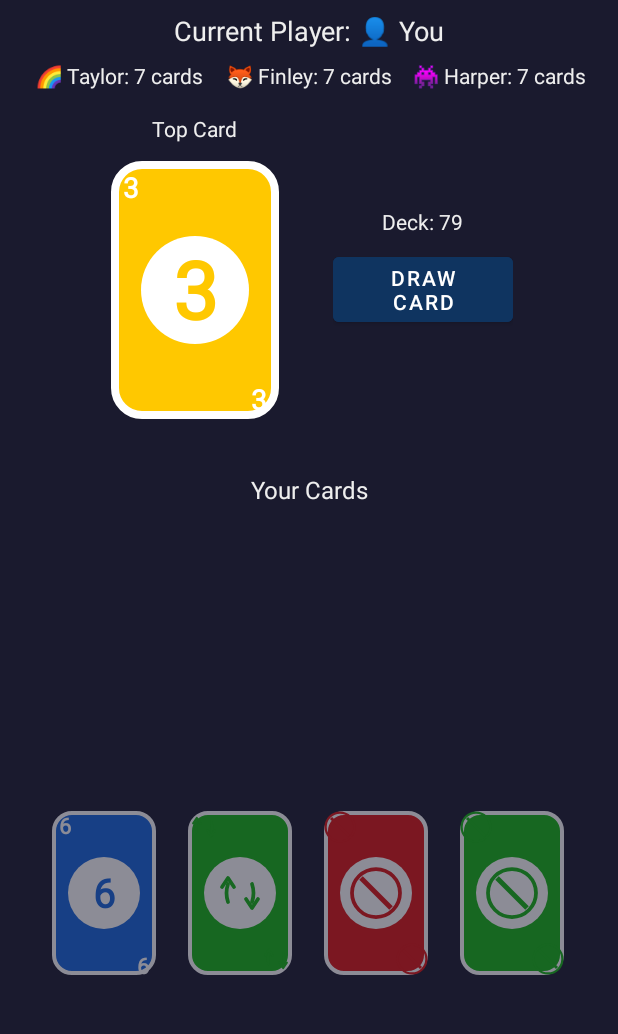
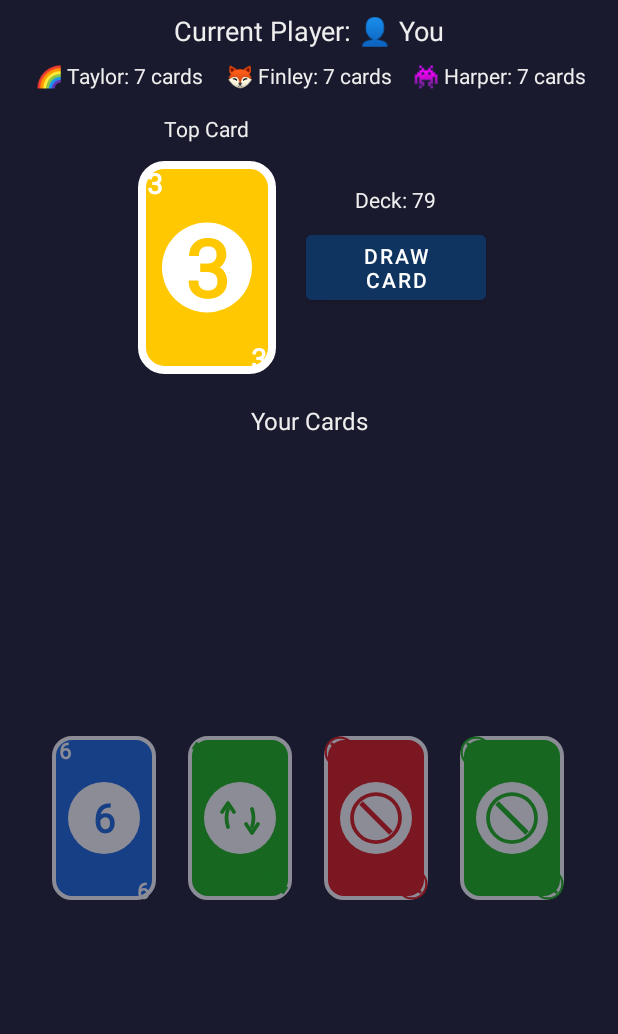
Before and after one commit to ssfdre38/card-stack-game, an Android app: the screen it shows after launch (MainActivity), on a phone screen of 412 x 824 dp, the part 185-1219 px from its top. Run offline under Robolectric (Android 15) with nearby library versions, the phone set to English and light mode, and no system bars.

Commit message:
v2.3.13 - Comprehensive layout fix for player cards
Player card height fix (TWO-PART SOLUTION):

Part 1: Increased player card area height
- Changed from layout_weight to fixed 500dp height
- Guarantees full visibility of 360dp tall cards + margins

- Top card height: 180dp → 150dp (-30dp)
- Top card width: 120dp → 100dp (more compact)
- Top card padding: 32dp → 16dp (-16dp)
- Top card area bottom padding: 16dp → 8dp (-8dp)
- Label paddings reduced: -12dp total

TOTAL SPACE SAVED: 66dp from top area
SPACE ALLOCATED: 500dp for player cards

Result:
- Player cards now have guaranteed 500dp height
- Top UI reduced from ~220dp to ~154dp
- Total vertical requirement: 1000dp → 934dp
- Fits comfortably on 7-8" tablets in landscape!
- Player cards display fully without cutting

Before: Top card area hogging space, player cards squished
After: Top card compact, player cards get full 500dp!

```diff
--- a/app/src/main/res/layout/activity_main.xml
+++ b/app/src/main/res/layout/activity_main.xml
@@ -117,14 +117,14 @@
         android:layout_height="wrap_content"
         android:orientation="horizontal"
         android:gravity="center"
-        android:paddingBottom="16dp">
+        android:paddingBottom="8dp">
 
         <LinearLayout
             android:layout_width="wrap_content"
             android:layout_height="wrap_content"
             android:orientation="vertical"
             android:gravity="center"
-            android:paddingEnd="32dp">
+            android:paddingEnd="16dp">
 
             <TextView
                 android:layout_width="wrap_content"
@@ -136,8 +136,8 @@
 
             <com.cardstack.game.CardView
                 android:id="@+id/topCardView"
-                android:layout_width="120dp"
-                android:layout_height="180dp"
+                android:layout_width="100dp"
+                android:layout_height="150dp"
                 android:elevation="4dp" />
         </LinearLayout>
 
@@ -173,8 +173,8 @@
         android:textSize="16sp"
         android:textColor="#eee"
         android:gravity="center"
-        android:paddingTop="16dp"
-        android:paddingBottom="8dp" />
+        android:paddingTop="8dp"
+        android:paddingBottom="4dp" />
 
     <HorizontalScrollView
         android:layout_width="match_parent"
```
